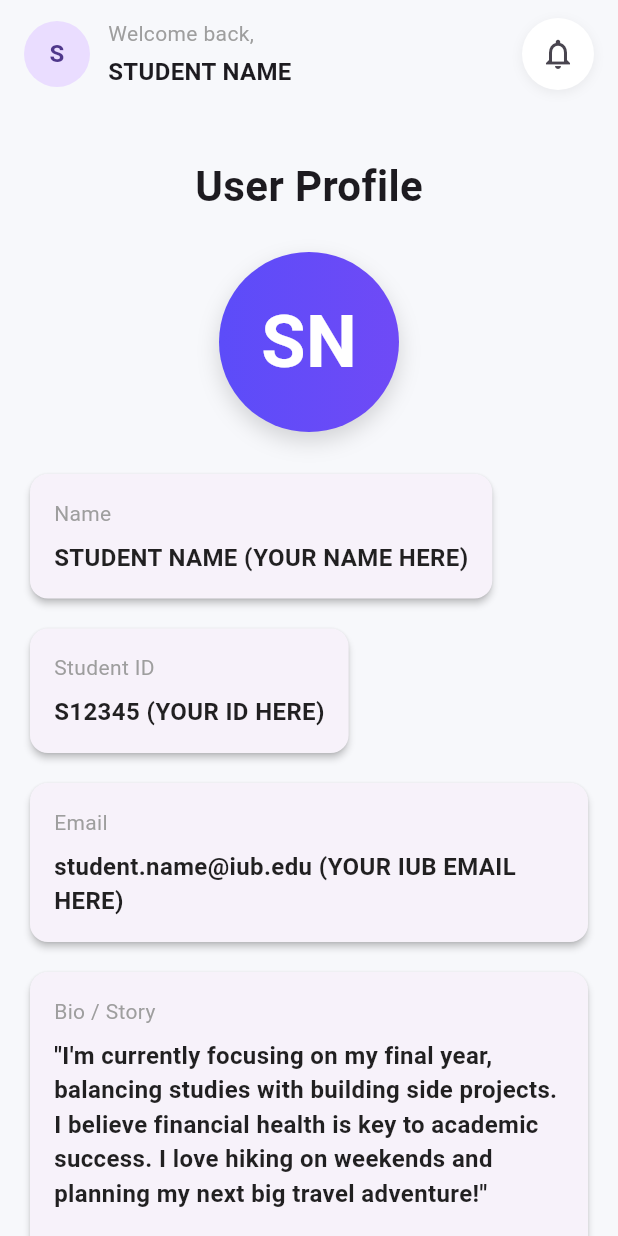
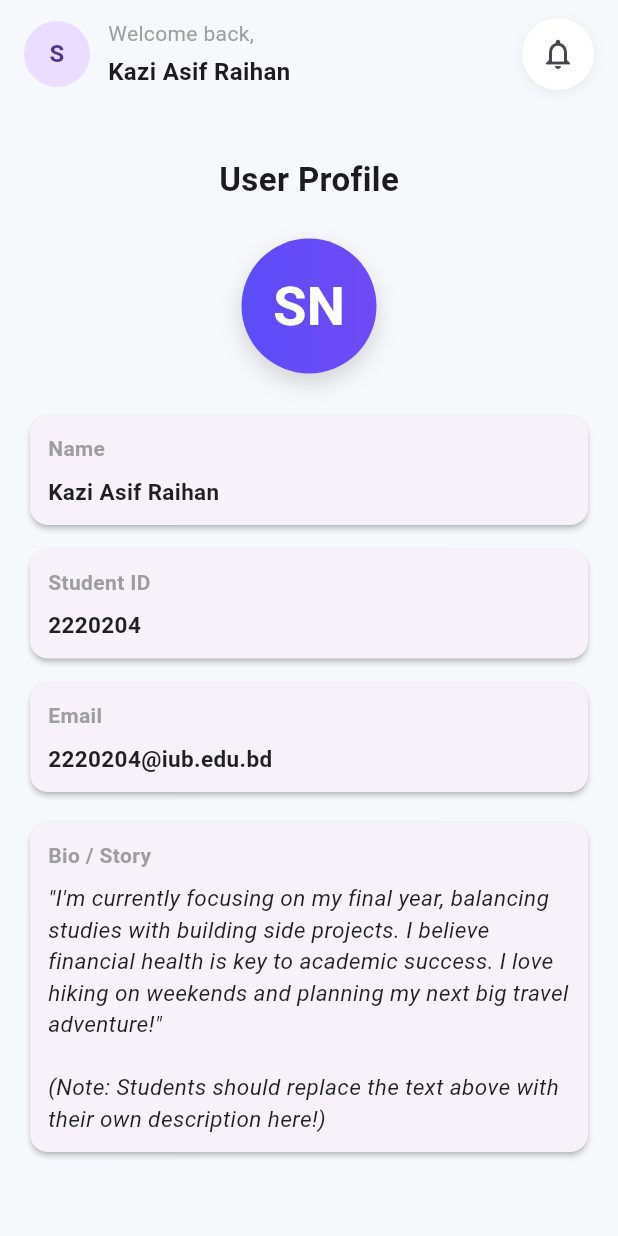
Before and after one commit to KaziAsif406/assignment-two-flutter-Kazi_Asif_Raihan-2220204, a Flutter app: the ProfilePage screen opened directly, on a phone screen of 412 x 824 dp. Run offline on Flutter 3.47's test engine with Material 3 defaults, Android fonts, the phone set to English and light mode, and no system bars.

Commit message:
minor modifications

```diff
--- a/flutter_ui/lib/ui/screens/profile/profile_page.dart
+++ b/flutter_ui/lib/ui/screens/profile/profile_page.dart
@@ -52,7 +52,7 @@ class _ProfilePageState extends State<ProfilePage> {
                         ),
                         SizedBox(height: 4),
                         Text(
-                          'STUDENT NAME',
+                          'Kazi Asif Raihan',
                           style: TextStyle(
                             fontWeight: FontWeight.bold,
                             fontSize: 16,
@@ -87,25 +87,19 @@ class _ProfilePageState extends State<ProfilePage> {
               const Center(child: ProfileHeader()),
 
               // Name Tile
-              const ProfileInfoTile(
-                label: 'Name',
-                value: 'STUDENT NAME (YOUR NAME HERE)',
-              ),
+              const ProfileInfoTile(label: 'Name', value: 'Kazi Asif Raihan'),
 
-              const SizedBox(height: 12),
+              const SizedBox(height: 8),
 
               // Student ID Tile
-              const ProfileInfoTile(
-                label: 'Student ID',
-                value: 'S12345 (YOUR ID HERE)',
-              ),
+              const ProfileInfoTile(label: 'Student ID', value: '2220204'),
 
-              const SizedBox(height: 12),
+              const SizedBox(height: 8),
 
               // Email Tile
               const ProfileInfoTile(
                 label: 'Email',
-                value: 'student.name@iub.edu (YOUR IUB EMAIL HERE)',
+                value: '2220204@iub.edu.bd',
               ),
 
               const SizedBox(height: 12),
@@ -115,7 +109,7 @@ class _ProfilePageState extends State<ProfilePage> {
                 label: 'Bio / Story',
                 value:
                     '"I\'m currently focusing on my final year, balancing studies with building side projects. I believe financial health is key to academic success. I love hiking on weekends and planning my next big travel adventure!"\n\n(Note: Students should replace the text above with their own description here!)',
-                isHighlighted: false,
+                isHighlighted: true,
               ),
 
               const SizedBox(height: 80),
--- a/flutter_ui/lib/ui/screens/profile/widgets/profile_header.dart
+++ b/flutter_ui/lib/ui/screens/profile/widgets/profile_header.dart
@@ -10,12 +10,12 @@ class ProfileHeader extends StatelessWidget {
         const SizedBox(height: 20),
         const Text(
           'User Profile',
-          style: TextStyle(fontSize: 28, fontWeight: FontWeight.bold),
+          style: TextStyle(fontSize: 22, fontWeight: FontWeight.bold),
         ),
         const SizedBox(height: 24),
         Container(
-          width: 120,
-          height: 120,
+          width: 90,
+          height: 90,
           decoration: BoxDecoration(
             shape: BoxShape.circle,
             gradient: const LinearGradient(
@@ -34,7 +34,7 @@ class ProfileHeader extends StatelessWidget {
               'SN',
               style: TextStyle(
                 color: Colors.white,
-                fontSize: 48,
+                fontSize: 36,
                 fontWeight: FontWeight.bold,
               ),
             ),
--- a/flutter_ui/lib/ui/screens/profile/widgets/profile_info_tile.dart
+++ b/flutter_ui/lib/ui/screens/profile/widgets/profile_info_tile.dart
@@ -14,30 +14,42 @@ class ProfileInfoTile extends StatelessWidget {
 
   @override
   Widget build(BuildContext context) {
-    return Card(
+    return SizedBox(
+      width: double.infinity,
+      child: Card(
         shape: RoundedRectangleBorder(borderRadius: BorderRadius.circular(12)),
-      elevation: 2,
+        elevation: 1.5,
         child: Padding(
-        padding: const EdgeInsets.all(16),
+          padding: const EdgeInsets.all(12),
           child: Column(
             crossAxisAlignment: CrossAxisAlignment.start,
             children: [
               Text(
                 label,
-              style: const TextStyle(color: Colors.grey, fontSize: 14),
+                style: const TextStyle(
+                  color: Colors.grey,
+                  fontSize: 14,
+                  fontWeight: FontWeight.bold,
+                ),
               ),
               const SizedBox(height: 8),
               Text(
                 value,
                 style: TextStyle(
-                fontSize: 16,
-                fontWeight: FontWeight.bold,
-                color: isHighlighted ? Colors.red : Colors.black87,
+                  fontSize: 15,
+                  color: Colors.black87,
+                  fontStyle: isHighlighted
+                      ? FontStyle.italic
+                      : FontStyle.normal,
+                  fontWeight: isHighlighted
+                      ? FontWeight.normal
+                      : FontWeight.bold,
                 ),
               ),
             ],
           ),
         ),
+      ),
     );
   }
 }
```
Lines whose indentation alone changed are shown as unchanged.
